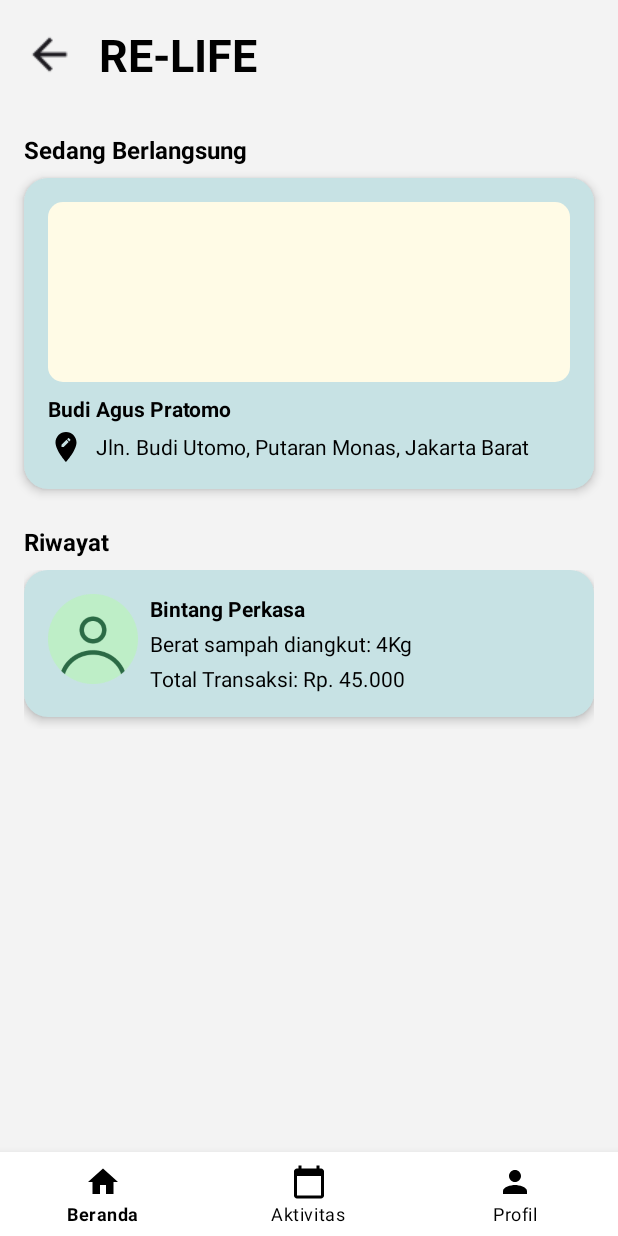
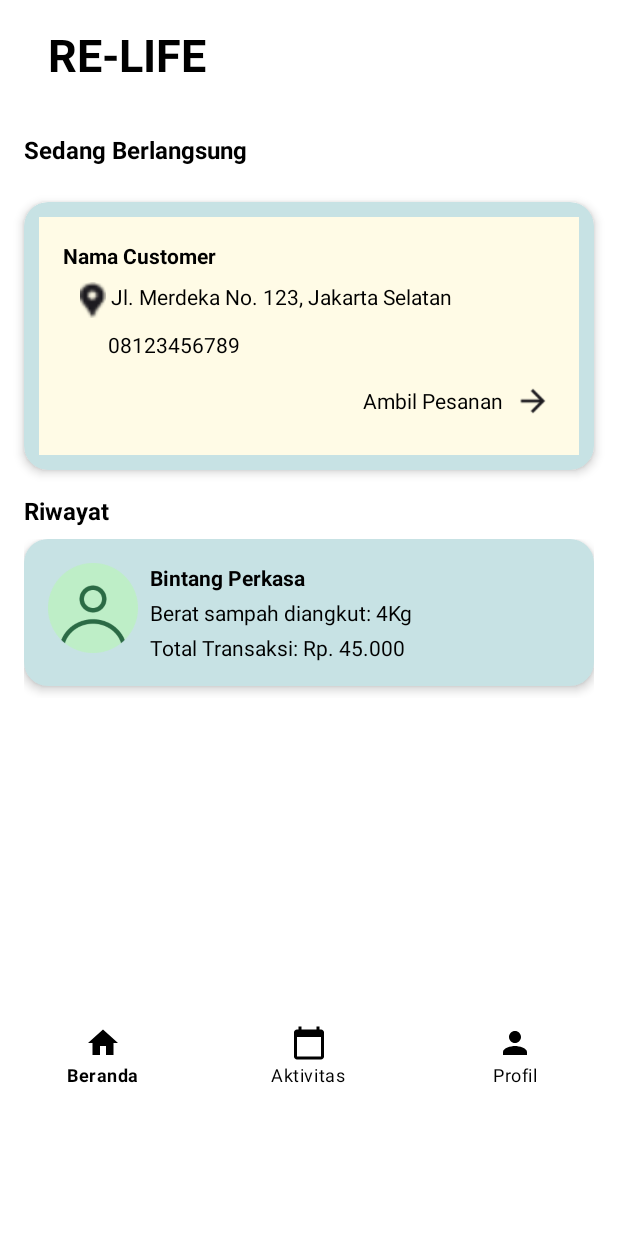
Before and after one commit to zihancahya30/Re-LIFE-APP, an Android app built with Jetpack Compose: the layout activity_service.xml on its own in the app's theme, with its tools: preview values and no code run, on a phone screen of 412 x 824 dp. Run offline under Robolectric (Android 15) with nearby library versions, the phone set to English and light mode, and no system bars.

Commit message:
mari berdoa

```diff
--- a/app/src/main/java/pnm/ac/id/re_life/LoginService.kt
+++ b/app/src/main/java/pnm/ac/id/re_life/LoginService.kt
@@ -6,6 +6,7 @@ import android.util.Log
 import android.view.View
 import android.widget.Button
 import android.widget.EditText
+import android.widget.ImageView
 import android.widget.Toast
 import androidx.activity.ComponentActivity
 import com.google.firebase.auth.FirebaseAuth
@@ -29,6 +30,11 @@ class LoginService : ComponentActivity(), View.OnClickListener {
         firebaseAuth = FirebaseAuth.getInstance()
 
         btnLogin.setOnClickListener(this)
+        val ivBack: ImageView = findViewById(R.id.iv_back)
+        ivBack.setOnClickListener {
+            // Menavigasi kembali ke halaman sebelumnya
+            onBackPressed()
+        }
     }
 
     override fun onClick(v: View?) {
--- a/app/src/main/java/pnm/ac/id/re_life/PengelolaanService.kt
+++ b/app/src/main/java/pnm/ac/id/re_life/PengelolaanService.kt
@@ -12,8 +12,8 @@ class PengelolaanService : AppCompatActivity() {
         super.onCreate(savedInstanceState)
         setContentView(R.layout.pengelolaan_service)
 
-        val toolbar: Toolbar = findViewById(R.id.toolbar)
-        setSupportActionBar(toolbar)
+//        val toolbar: Toolbar = findViewById(R.id.toolbar)
+//        setSupportActionBar(toolbar)
 
         val backButton: View = findViewById(R.id.iv_back)
         backButton.setOnClickListener {
--- a/app/src/main/java/pnm/ac/id/re_life/PesananMasuk.kt
+++ b/app/src/main/java/pnm/ac/id/re_life/PesananMasuk.kt
@@ -87,6 +87,8 @@ class PesananMasuk : AppCompatActivity() {
 
         // Tombol kembali
         findViewById<ImageView>(R.id.iv_back).setOnClickListener {
+            val intent = Intent(this, HomeService::class.java)
+            startActivity(intent)
             finish()
         }
     }
--- /dev/null
+++ b/app/src/main/res/drawable/rounded_corner_background.xml
@@ -0,0 +1,6 @@
+<?xml version="1.0" encoding="utf-8"?>
+<shape xmlns:android="http://schemas.android.com/apk/res/android">
+    <corners android:radius="12dp"/>
+    <solid android:color="#FFFFFF"/>
+    <stroke android:width="1dp" android:color="#CCCCCC"/>
+</shape>
--- a/app/src/main/res/layout/activity_service.xml
+++ b/app/src/main/res/layout/activity_service.xml
@@ -4,7 +4,8 @@
     android:layout_height="match_parent"
     xmlns:app="http://schemas.android.com/apk/res-auto"
     android:orientation="vertical"
-    android:background="@color/main_background">
+    android:background="@color/white"
+    android:id="@+id/layout_container">
 
     <!-- Toolbar -->
     <LinearLayout
@@ -13,14 +14,6 @@
         android:orientation="horizontal"
         android:padding="16dp"
         android:gravity="center_vertical">
-
-        <!-- Back Button -->
-        <ImageView
-            android:id="@+id/btnBack"
-            android:layout_width="wrap_content"
-            android:layout_height="wrap_content"
-            android:src="@drawable/ic_back_arrow"
-            android:contentDescription="Back" />
 
         <!-- Title -->
         <TextView
@@ -46,53 +39,103 @@
         android:textStyle="bold" />
 
     <!-- Sedang Berlangsung Card -->
+    <androidx.cardview.widget.CardView
+        android:id="@+id/pesanan_card_secondary"
+        android:layout_width="match_parent"
+        android:layout_height="wrap_content"
+        android:layout_marginHorizontal="16dp"
+        android:layout_marginTop="16dp"
+        app:cardBackgroundColor="@color/secondary"
+        app:cardCornerRadius="16dp"
+        app:cardElevation="4dp">
+
+        <RelativeLayout
+            android:layout_width="match_parent"
+            android:layout_height="wrap_content"
+            android:padding="16dp"
+            android:layout_margin="10dp"
+            app:cornerRadius="30dp"
+            android:background="@color/text_field"
+            android:orientation="vertical">
+
             <LinearLayout
                 android:layout_width="match_parent"
                 android:layout_height="wrap_content"
-        android:padding="16dp"
-        android:orientation="vertical"
-        android:background="@drawable/rounded_card"
-        android:layout_marginHorizontal="16dp"
-        android:elevation="4dp"
-        android:layout_marginBottom="8dp">
+                android:orientation="vertical">
 
-        <!-- Maps Placeholder -->
-        <View
+                <TextView
+                    android:id="@+id/nama_customer"
                     android:layout_width="match_parent"
-            android:layout_height="120dp"
-            android:background="@drawable/rounded_border" />
-
-        <!-- Details -->
-        <TextView
-            android:layout_width="wrap_content"
                     android:layout_height="wrap_content"
-            android:text="Budi Agus Pratomo"
-            android:textStyle="bold"
-            android:layout_marginTop="8dp"
-            android:textColor="@color/black" />
+                    android:paddingBottom="8dp"
+                    android:text="Nama Customer"
+                    android:textColor="@color/black"
+                    android:textSize="14sp"
+                    android:textStyle="bold" />
 
                 <LinearLayout
                     android:layout_width="match_parent"
                     android:layout_height="wrap_content"
                     android:orientation="horizontal"
-            android:layout_marginTop="4dp"
-            android:gravity="center_vertical">
-
-            <!-- Location Icon -->
+                    android:paddingBottom="8dp">
                     <ImageView
+                        android:id="@+id/ic_maps"
                         android:layout_width="24dp"
                         android:layout_height="24dp"
-                android:src="@drawable/baseline_edit_location_24"/>
+                        android:contentDescription="Icon Maps"
+                        android:src="@drawable/ic_maps"
+                        android:layout_marginStart="8dp" />
 
-            <!-- Address -->
+                    <TextView
+                        android:id="@+id/alamat_pesanan_text"
+                        android:layout_width="0dp"
+                        android:layout_height="wrap_content"
+                        android:layout_weight="1"
+                        android:text="Jl. Merdeka No. 123, Jakarta Selatan"
+                        android:textColor="@color/black"
+                        android:textSize="14sp" />
+                </LinearLayout>
+                <LinearLayout
+                    android:layout_width="match_parent"
+                    android:layout_height="wrap_content"
+                    android:orientation="vertical"
+                    android:layout_marginStart="30dp">
+                    <TextView
+                        android:id="@+id/telepon_customer"
+                        android:layout_width="wrap_content"
+                        android:layout_height="wrap_content"
+                        android:paddingBottom="8dp"
+                        android:text="08123456789"
+                        android:textColor="@color/black"
+                        android:textSize="14sp" />
+                </LinearLayout>
+
+                <LinearLayout
+                    android:layout_width="match_parent"
+                    android:layout_height="wrap_content"
+                    android:orientation="horizontal">
+
                     <TextView
                         android:layout_width="wrap_content"
                         android:layout_height="wrap_content"
-                android:layout_marginStart="8dp"
-                android:text="Jln. Budi Utomo, Putaran Monas, Jakarta Barat"
-                android:textColor="@color/black" />
+                        android:layout_gravity="center_vertical"
+                        android:layout_marginStart="200dp"
+                        android:text="Ambil Pesanan"
+                        android:textColor="@color/black"
+                        android:textSize="14sp" />
+
+                    <ImageView
+                        android:id="@+id/iv_back"
+                        android:layout_width="40dp"
+                        android:layout_height="40dp"
+                        android:layout_gravity="center_vertical"
+                        android:contentDescription="Next Icon"
+                        android:padding="8dp"
+                        android:src="@drawable/ic_next_arrow" />
                 </LinearLayout>
             </LinearLayout>
+        </RelativeLayout>
+    </androidx.cardview.widget.CardView>
 
     <!-- Riwayat Section -->
     <TextView
@@ -168,7 +211,8 @@
 
     <FrameLayout
         android:layout_width="match_parent"
-        android:layout_height="match_parent">
+        android:layout_height="wrap_content"
+        android:layout_marginTop="210dp">
         <com.google.android.material.bottomnavigation.BottomNavigationView
             android:id="@+id/bottom_navigation"
             android:layout_width="match_parent"
--- a/app/src/main/res/layout/home_service.xml
+++ b/app/src/main/res/layout/home_service.xml
@@ -241,6 +241,7 @@
             android:layout_width="match_parent"
             android:layout_height="56dp"
             android:layout_gravity="bottom"
+            android:background="@android:color/transparent"
             app:itemIconTint="@android:color/black"
             app:itemTextColor="@android:color/black"
             app:menu="@menu/bottom_navigation_menu" />
--- a/gradle/libs.versions.toml
+++ b/gradle/libs.versions.toml
@@ -13,6 +13,8 @@ firebaseDatabase = "21.0.0"
 firebaseStorageKtx = "21.0.1"
 appcompat = "1.7.0"
 cardview = "1.0.0"
+firebaseAuthCommon = "9.8.0"
+firebaseAuthKtx = "23.1.0"
 
 [libraries]
 androidx-core-ktx = { group = "androidx.core", name = "core-ktx", version.ref = "coreKtx" }
@@ -33,6 +35,8 @@ firebase-database = { group = "com.google.firebase", name = "firebase-database",
 firebase-storage-ktx = { group = "com.google.firebase", name = "firebase-storage-ktx", version.ref = "firebaseStorageKtx" }
 androidx-appcompat = { group = "androidx.appcompat", name = "appcompat", version.ref = "appcompat" }
 androidx-cardview = { group = "androidx.cardview", name = "cardview", version.ref = "cardview" }
+firebase-auth-common = { group = "com.google.firebase", name = "firebase-auth-common", version.ref = "firebaseAuthCommon" }
+firebase-auth-ktx = { group = "com.google.firebase", name = "firebase-auth-ktx", version.ref = "firebaseAuthKtx" }
 
 [plugins]
 android-application = { id = "com.android.application", version.ref = "agp" }
```
Also changed, not shown: app/build.gradle.kts (+5 -4 lines), app/src/main/java/pnm/ac/id/re_life/ActivityPesanan.kt (+78 -25 lines), app/src/main/java/pnm/ac/id/re_life/ActivityService.kt (+115 -18 lines), app/src/main/java/pnm/ac/id/re_life/EditProfileService.kt (+7 -0 lines), app/src/main/java/pnm/ac/id/re_life/FinishService.kt (+12 -0 lines), app/src/main/java/pnm/ac/id/re_life/RegisterService.kt (+7 -0 lines), app/src/main/java/pnm/ac/id/re_life/RiwayatService.kt (added, +83 -0 lines), app/src/main/res/layout/edit_profile_service.xml (+8 -0 lines), app/src/main/res/layout/login_service.xml (+29 -0 lines), app/src/main/res/layout/riwayat_service.xml (+23 -9 lines), app/src/main/res/layout/take_pesanan.xml (deleted, +0 -161 lines). Lines whose indentation alone changed are shown as unchanged.
